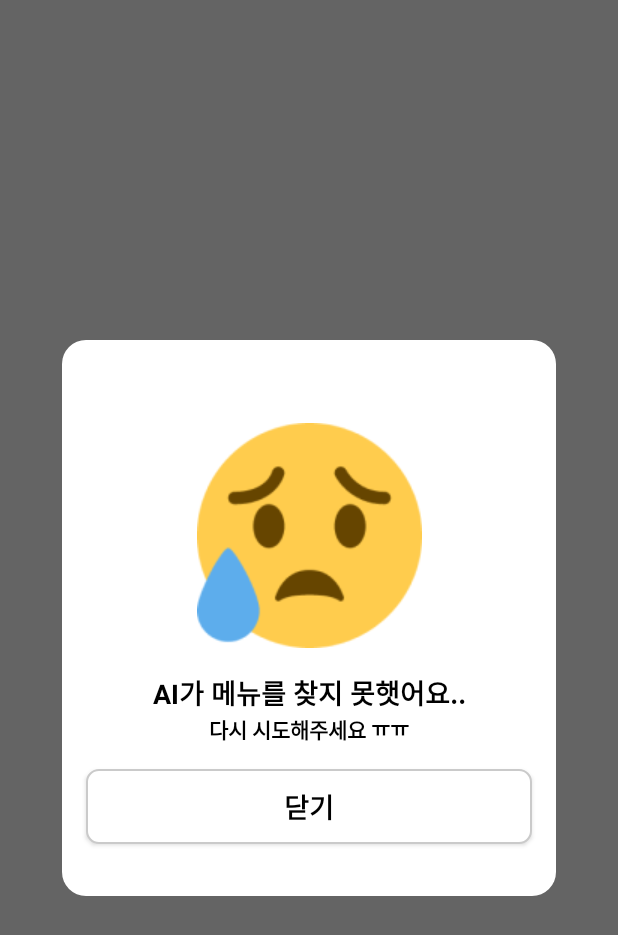
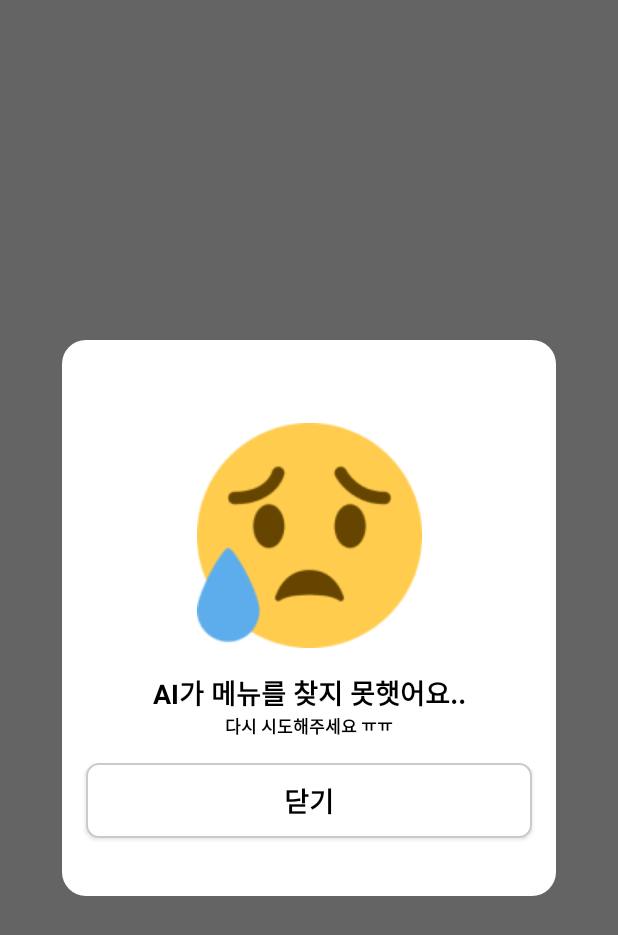
Before and after one commit to choi-hyeseong/LetsEat, an Android app: the fragment FailDialog shown on its own in the app's theme, on a phone screen of 412 x 824 dp. Shown: the top 935 px of the screen. Run offline under Robolectric (Android 15) with nearby library versions, the light colour scheme and no system bars; libraries missing offline, so code that uses them is left out: com.permissionx.guolindev; 1 statement that could not run was skipped.

Commit message:
feat: add logic for predict error handling
메뉴 추천 실패시 에러 다이얼로그 뜨게 하는 것 및 argument 이용해서 에러 알려주기

```diff
--- a/app/app/src/main/java/com/comet/letseat/map/view/dialog/FailDialog.kt
+++ b/app/app/src/main/java/com/comet/letseat/map/view/dialog/FailDialog.kt
@@ -1,13 +1,37 @@
 package com.comet.letseat.map.view.dialog
 
 import android.os.Bundle
+import android.util.Log
 import android.view.LayoutInflater
 import android.view.ViewGroup
+import androidx.core.os.bundleOf
+import androidx.fragment.app.FragmentManager
+import com.comet.letseat.R
+import com.comet.letseat.TAG
 import com.comet.letseat.common.dialog.AbstractDialog
 import com.comet.letseat.databinding.DialogFailBinding
+import com.comet.letseat.user.remote.type.NetworkErrorType
 
 class FailDialog : AbstractDialog<DialogFailBinding>() {
 
+    companion object {
+
+        // error key
+        const val ERROR_KEY : String = "CHOOSE_DIALOG_RESULT"
+
+        /**
+         * Dialog를 보여주는 companion 함수
+         * @param fragmentManager 보여질 프래그먼트 매니저입니다.
+         * @param errorType 에러 다이얼로그에 전달할 error type입니다.
+         */
+        fun show(fragmentManager: FragmentManager, errorType : NetworkErrorType) {
+            val dialog = FailDialog().apply {
+                arguments = bundleOf(ERROR_KEY to errorType)
+            }
+            dialog.show(fragmentManager, null) // tag 없이
+        }
+
+    }
     override fun onResume() {
         super.onResume()
         resize(0.8f, 0.45f)
@@ -16,6 +40,18 @@ class FailDialog : AbstractDialog<DialogFailBinding>() {
         bind.closeButton.setOnClickListener {
             dismiss()
         }
+        // error message init
+        val errorType : NetworkErrorType? = requireArguments().getSerializable(ERROR_KEY) as? NetworkErrorType
+        if (errorType == null) {
+            // 에러 arg를 가져오지 못하는경우
+            Log.w(TAG, "can't get error type in FailDialog")
+            return
+        }
+        // 가져온경우
+        bind.errorBody.text = when (errorType) {
+            NetworkErrorType.ERROR -> getString(R.string.request_error)
+            NetworkErrorType.EXCEPTION -> getString(R.string.request_exception)
+        }
     }
 
     override fun provideBinding(inflater: LayoutInflater, container: ViewGroup?, savedInstanceState: Bundle?): DialogFailBinding {
--- a/app/app/src/main/res/layout/dialog_fail.xml
+++ b/app/app/src/main/res/layout/dialog_fail.xml
@@ -16,7 +16,7 @@
         android:textColor="@color/black"
         android:textSize="18sp"
         android:textStyle="bold"
-        app:layout_constraintTop_toBottomOf="@+id/textView7"
+        app:layout_constraintTop_toBottomOf="@+id/error_body"
         tools:layout_editor_absoluteX="16dp" />
 
     <ImageView
@@ -42,12 +42,12 @@
         app:layout_constraintTop_toBottomOf="@+id/imageView5" />
 
     <TextView
-        android:id="@+id/textView7"
+        android:id="@+id/error_body"
         android:layout_width="wrap_content"
         android:layout_height="wrap_content"
         android:text="@string/repeat_again_later"
         android:textColor="@color/black"
-        android:textSize="14sp"
+        android:textSize="11sp"
         android:textStyle="bold"
         app:layout_constraintEnd_toEndOf="parent"
         app:layout_constraintStart_toStartOf="parent"
--- a/app/app/src/main/res/values/strings.xml
+++ b/app/app/src/main/res/values/strings.xml
@@ -43,5 +43,7 @@
     <string name="select_only_one">한개만 선택해주세요.</string>
 
     <string name="result_dialog_menu_not_found">메뉴 정보가 없습니다. 다시 시도해주세요.</string>
+    <string name="request_error">요청 도중 문제가 발생했습니다. 다시 시도해주세요.</string>
+    <string name="request_exception">요청이 처리되지 못했습니다. 네트워크 상태를 확인해주세요.</string>
 
 </resources>
```
Also changed, not shown: app/app/src/main/java/com/comet/letseat/map/view/MapActivity.kt (+11 -0 lines), app/app/src/main/java/com/comet/letseat/map/view/MapViewModel.kt (+6 -6 lines).
